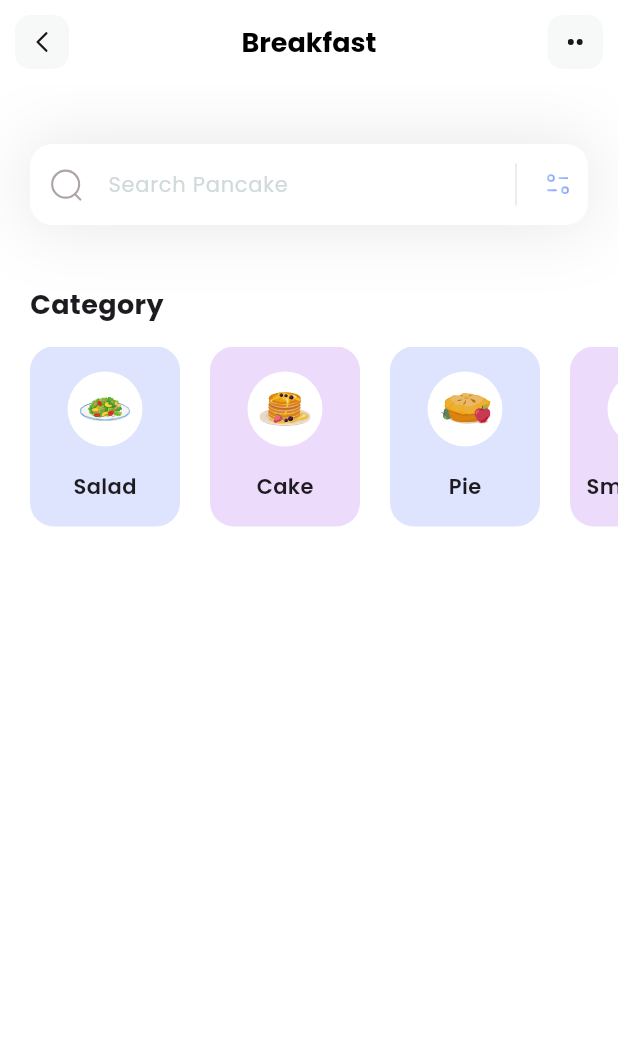
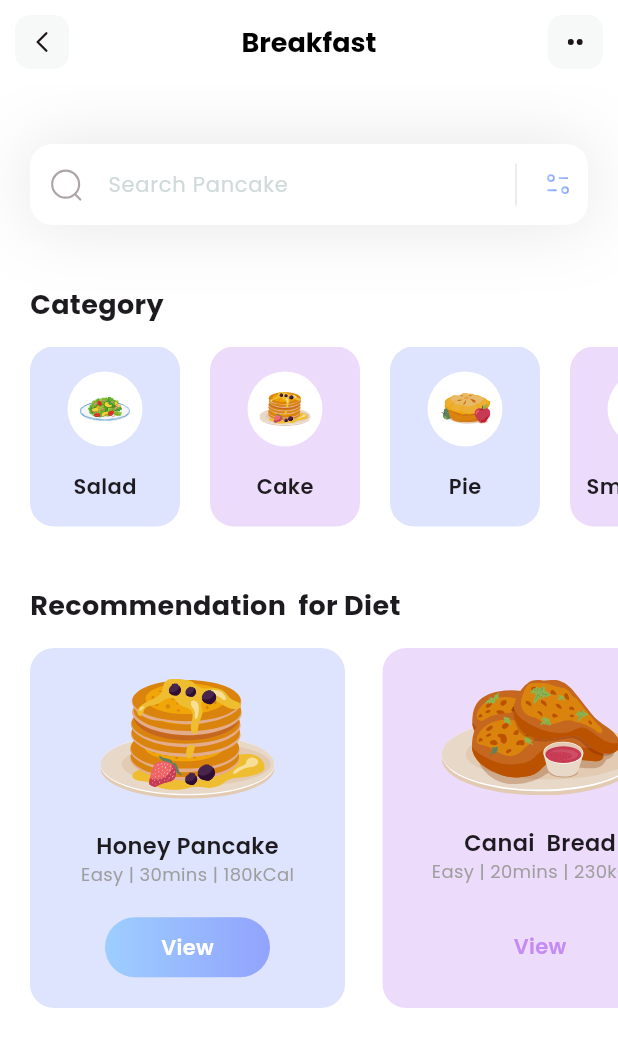
Before and after one commit to Delawit12/fitness, a Flutter app: the screen it shows after launch, on a phone screen of 412 x 824 dp. Shown: the top 1047 px of the screen. Run offline on Flutter 3.47's test engine with Material 3 defaults, Android fonts, the phone set to English and light mode, and no system bars; our stand-ins replace flutter_svg.

Commit message:
diet recommendation section

```diff
--- /dev/null
+++ b/lib/models/dietModel.dart
@@ -0,0 +1,40 @@
+import 'package:flutter/material.dart';
+
+class DietModel {
+  String name;
+  String iconPath;
+  String level;
+  String duration;
+  String calorie;
+  bool viewIsSelected;
+
+  DietModel({
+    required this.name,
+    required this.iconPath,
+    required this.level,
+    required this.duration,
+    required this.calorie,
+    required this.viewIsSelected,
+  });
+
+  static List<DietModel> getDiets() {
+    List<DietModel> diets = [];
+
+    diets.add(DietModel(
+        name: 'Honey Pancake',
+        iconPath: 'assets/icons/honey-pancakes.svg',
+        level: "Easy",
+        duration: '30mins',
+        calorie: '180kCal',
+        viewIsSelected: true));
+    diets.add(DietModel(
+        name: 'Canai  Bread',
+        iconPath: 'assets/icons/canai-bread.svg',
+        level: "Easy",
+        duration: '20mins',
+        calorie: '230kCal',
+        viewIsSelected: false));
+
+    return diets;
+  }
+}
--- a/lib/pages/home.dart
+++ b/lib/pages/home.dart
@@ -1,4 +1,5 @@
 import 'package:fitness/models/categoryModel.dart';
+import 'package:fitness/models/dietModel.dart';
 import 'package:flutter/material.dart';
 import 'package:flutter_svg/flutter_svg.dart';
 
@@ -6,15 +7,21 @@ class HomePage extends StatelessWidget {
   HomePage({super.key});
 
   List<CategoryModel> categories = [];
+  List<DietModel> diets = [];
 
   void getCategories() {
     categories = CategoryModel.getCategories();
+  }
+
+  void getDiets() {
+    diets = DietModel.getDiets();
   }
 
   // @override
   @override
   Widget build(BuildContext context) {
     getCategories();
+    getDiets();
     return Scaffold(
       appBar: appBar(),
       backgroundColor: Colors.white,
@@ -25,6 +32,96 @@ class HomePage extends StatelessWidget {
             height: 40,
           ),
           categoriesSection(),
+          SizedBox(
+            height: 40,
+          ),
+          Column(
+            crossAxisAlignment: CrossAxisAlignment.start,
+            children: [
+              Padding(
+                padding: const EdgeInsets.only(left: 20.0),
+                child: Text(
+                  "Recommendation  for Diet",
+                  style: TextStyle(fontWeight: FontWeight.bold, fontSize: 18),
+                ),
+              ),
+              SizedBox(
+                height: 15,
+              ),
+              Container(
+                  height: 240,
+                  child: ListView.separated(
+                    itemCount: diets.length,
+                    scrollDirection: Axis.horizontal,
+                    padding: EdgeInsets.only(left: 20, right: 20),
+                    separatorBuilder: (context, index) => SizedBox(width: 25),
+                    itemBuilder: (context, index) {
+                      return Container(
+                        width: 210,
+                        decoration: BoxDecoration(
+                            color: categories[index].boxColor.withOpacity(
+                                  0.3,
+                                ),
+                            borderRadius: BorderRadius.circular(16)),
+                        child: Column(
+                          mainAxisAlignment: MainAxisAlignment.spaceEvenly,
+                          children: [
+                            SvgPicture.asset(diets[index].iconPath),
+                            Column(
+                              children: [
+                                Text(
+                                  diets[index].name,
+                                  style: TextStyle(
+                                    fontSize: 15,
+                                    fontWeight: FontWeight.w600,
+                                  ),
+                                ),
+                                Text(
+                                  diets[index].level +
+                                      ' | ' +
+                                      diets[index].duration +
+                                      ' | ' +
+                                      diets[index].calorie,
+                                  style: TextStyle(
+                                    fontSize: 12,
+                                    color: Colors.grey,
+                                    fontWeight: FontWeight.w400,
+                                  ),
+                                ),
+                              ],
+                            ),
+                            Container(
+                              height: 40,
+                              width: 110,
+                              decoration: BoxDecoration(
+                                  gradient: LinearGradient(colors: [
+                                    diets[index].viewIsSelected
+                                        ? Color(0xff9DcEFF)
+                                        : Colors.transparent,
+                                    diets[index].viewIsSelected
+                                        ? Color(0xff92A3FD)
+                                        : Colors.transparent,
+                                  ]),
+                                  borderRadius: BorderRadius.circular(50)),
+                              child: Center(
+                                child: Text(
+                                  'View',
+                                  style: TextStyle(
+                                      color: diets[index].viewIsSelected
+                                          ? Colors.white
+                                          : Color(0xffC58BF2),
+                                      fontWeight: FontWeight.w600,
+                                      fontSize: 14),
+                                ),
+                              ),
+                            ),
+                          ],
+                        ),
+                      );
+                    },
+                  )),
+            ],
+          )
         ],
       ),
     );
```
